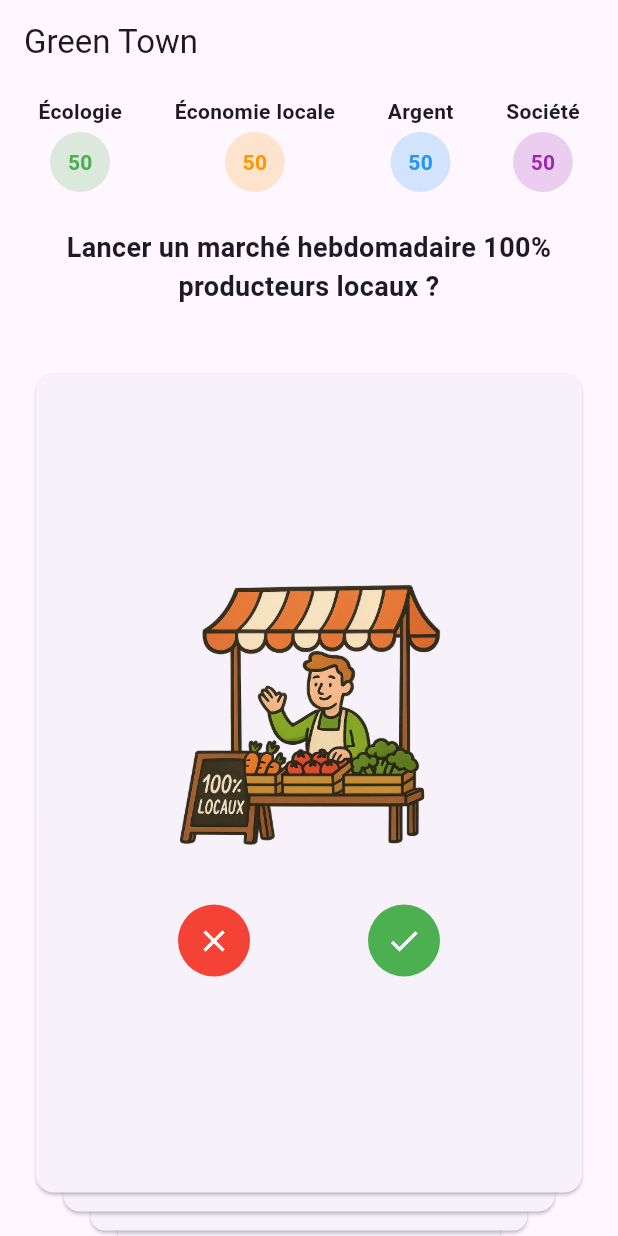
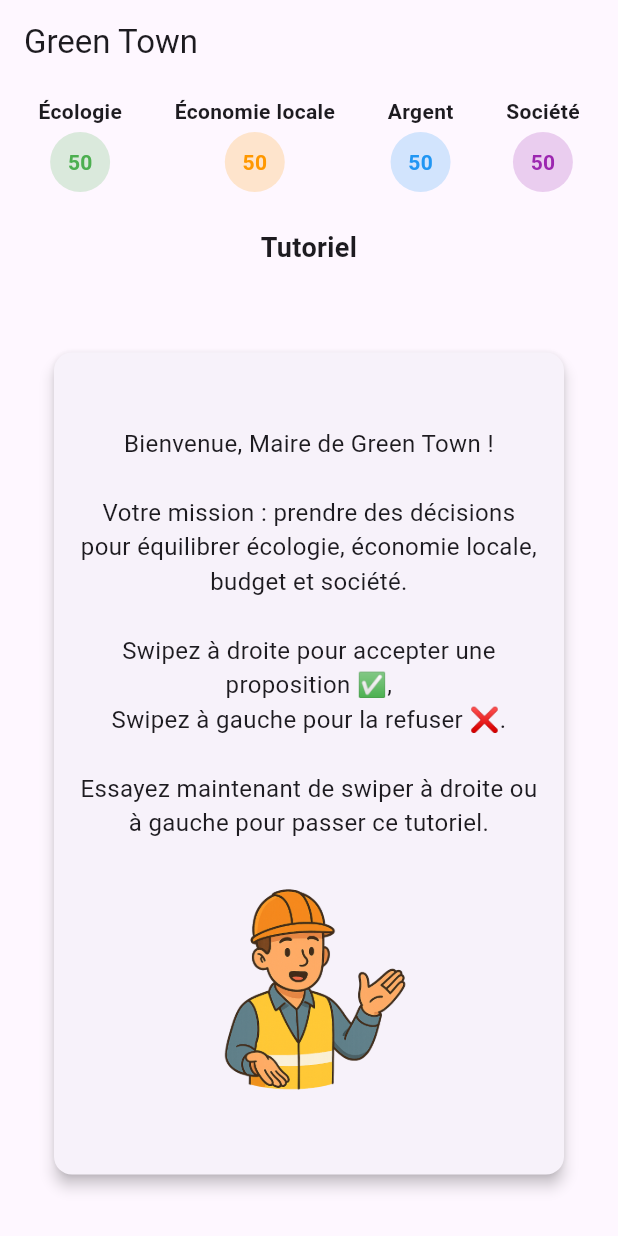
Before and after one commit to green-compagny/green-town, a Flutter app: the screen it shows after launch, after a tap on "Let's go!", on a phone screen of 412 x 824 dp. Run offline on Flutter 3.47's test engine with Material 3 defaults, Android fonts, the phone set to English and light mode, and no system bars; drawn by our look-alikes of flutter_card_swiper; our stand-ins replace google_fonts.

Commit message:
add tuto

```diff
--- a/lib/pages/game_page.dart
+++ b/lib/pages/game_page.dart
@@ -16,16 +16,21 @@ class GamePage extends StatefulWidget {
 
 class _GamePageState extends State<GamePage> {
   final CardSwiperController controller = CardSwiperController();
+  final CardSwiperController controllertuto = CardSwiperController();
 
   List<Widget> cards = [];
+  List<Widget> tutoCards = [];
   int ecology = 50;
   int localEconomy = 50;
   int money = 50;
   int society = 50;
 
+  bool isTuto = true;
+
   int currentIndex = 0;
 
   void _onEnd() {
+    this.currentIndex++;
     showDialog(
       context: context,
       builder: (context) => AlertDialog(
@@ -40,7 +45,11 @@ class _GamePageState extends State<GamePage> {
       ),
     );
   }
-
+  void _onEndtuto(){
+    setState(() {
+      isTuto=false;
+    });
+  }
 
   bool _onSwipe(
     int previousIndex,
@@ -66,6 +75,19 @@ class _GamePageState extends State<GamePage> {
       money = money.clamp(0, 100);
       society = society.clamp(0, 100);
     });
+    return true;
+  }
+
+  bool _onSwipetuto(
+      int previousIndex,
+      int? currentIndex,
+      CardSwiperDirection direction,
+      ){
+    if (direction == CardSwiperDirection.left){
+      setState(() {
+        isTuto=false;
+      });
+    }
     return true;
   }
 
@@ -121,6 +143,74 @@ class _GamePageState extends State<GamePage> {
         ),
       );
     }
+    tutoCards.add(
+      Card(
+        margin: const EdgeInsets.all(16),
+        elevation: 4,
+        child: Padding(
+          padding: const EdgeInsets.all(16),
+          child: Column(
+            mainAxisAlignment: MainAxisAlignment.center,
+            children: [
+              // Texte explicatif
+              const Text(
+                'Bienvenue, Maire de Green Town !\n\n'
+                    'Votre mission : prendre des décisions pour équilibrer écologie, économie locale, budget et société.\n\n'
+                    'Swipez à droite pour accepter une proposition ✅,\nSwipez à gauche pour la refuser ❌.\n\n'
+                    'Essayez maintenant de swiper à droite ou à gauche pour passer ce tutoriel.',
+                textAlign: TextAlign.center,
+                style: TextStyle(fontSize: 16),
+              ),
+              const SizedBox(height: 24),
+              Image.asset(
+                'assets/images/personne1.png', // mets l'image ici
+                height: 150,
+                fit: BoxFit.contain,
+              ),
+
+            ],
+          ),
+        ),
+      ),
+    );
+    tutoCards.add(
+      Card(
+        margin: const EdgeInsets.all(16),
+        elevation: 4,
+        child: Padding(
+          padding: const EdgeInsets.all(16),
+          child: Column(
+            mainAxisAlignment: MainAxisAlignment.center,
+            children: [
+              // Texte explicatif
+              const Text(
+                'Chaque décision que vous prenez influence 4 jauges :\n\n'
+                    '🌍 Écologie '
+                    '🏘️ Économie locale\n'
+                    '💸 Argent '
+                    '👥 Société\n\n'
+                    'Toutes commencent à 50. Si l’une tombe à 0, vous perdez.\n'
+                    'Si vous atteignez 100, c’est le maximum !\n\n'
+                    'La partie se termine après 40 décisions : vous serez alors jugé sur votre gestion.',
+                textAlign: TextAlign.center,
+                style: TextStyle(fontSize: 16),
+              ),
+              const SizedBox(height: 16),
+              Image.asset(
+                'assets/images/point.png',
+                height: 150,
+                fit: BoxFit.contain,
+              ),
+              Image.asset(
+                'assets/images/personne2.png',
+                height: 150,
+                fit: BoxFit.contain,
+              ),
+            ],
+          ),
+        ),
+      ),
+    );
   }
 
   @override
@@ -158,32 +248,51 @@ class _GamePageState extends State<GamePage> {
                     Padding(
                       padding: const EdgeInsets.all(16.0),
                       child: Text(
-                        CardData.cards[currentIndex].question,
-                        style: TextStyle(
+                        isTuto ? "Tutoriel" :CardData.cards[currentIndex].question,
+                        style: const TextStyle(
                           fontSize: 18,
                           fontWeight: FontWeight.bold,
                         ),
                         textAlign: TextAlign.center,
                       ),
                     ),
-                    Expanded(
+                    isTuto
+                        ? Expanded(
                       child: CardSwiper(
+                        key: const ValueKey('tuto'),
+                        isLoop: false,
+                        controller: controllertuto,
+                        cardsCount: tutoCards.length,
+                        onSwipe: _onSwipetuto,
+                        onEnd: _onEndtuto,
+                        allowedSwipeDirection: const AllowedSwipeDirection.only(
+                          left: true,
+                          right: true,
+                          down: false,
+                          up: false,
+                        ),
+                        numberOfCardsDisplayed: 1,
+                        cardBuilder: (context, index, _, __) => tutoCards[index],
+                      ),
+                    )
+                        : Expanded(
+                      child: CardSwiper(
+                        key: const ValueKey('jeu'),
                         isLoop: false,
                         controller: controller,
-                        cardsCount: CardData.cards.length,
+                        cardsCount: cards.length,
                         onSwipe: _onSwipe,
                         onEnd: _onEnd,
-                        allowedSwipeDirection: AllowedSwipeDirection.only(left: true,right: true,down: false,up: false),
+                        allowedSwipeDirection: const AllowedSwipeDirection.only(
+                          left: true,
+                          right: true,
+                          down: false,
+                          up: false,
+                        ),
                         numberOfCardsDisplayed: 4,
-                        cardBuilder:
-                            (
-                              context,
-                              index,
-                              horizontalThresholdPercentage,
-                              verticalThresholdPercentage,
-                            ) => cards[currentIndex],
+                        cardBuilder: (context, index, _, __) => cards[index],
                       ),
-                    ),
+                    )
                   ],
                 )
                 : Center(
```
Also changed, not shown: assets/images/personne1.png (added), assets/images/personne2.png (added), assets/images/personne3.png (added), assets/images/point.png (added).
